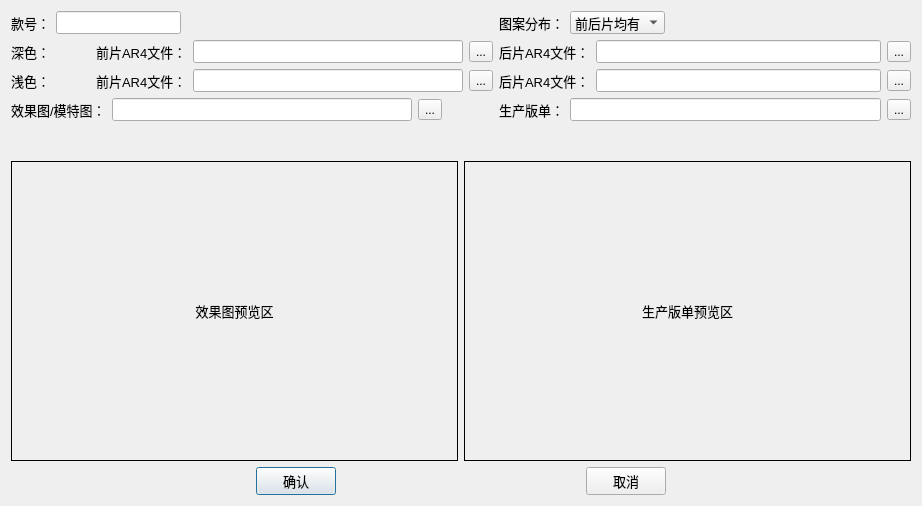
Qt form pages/dialog.ui (nizqleo/autoprint) before a commit.
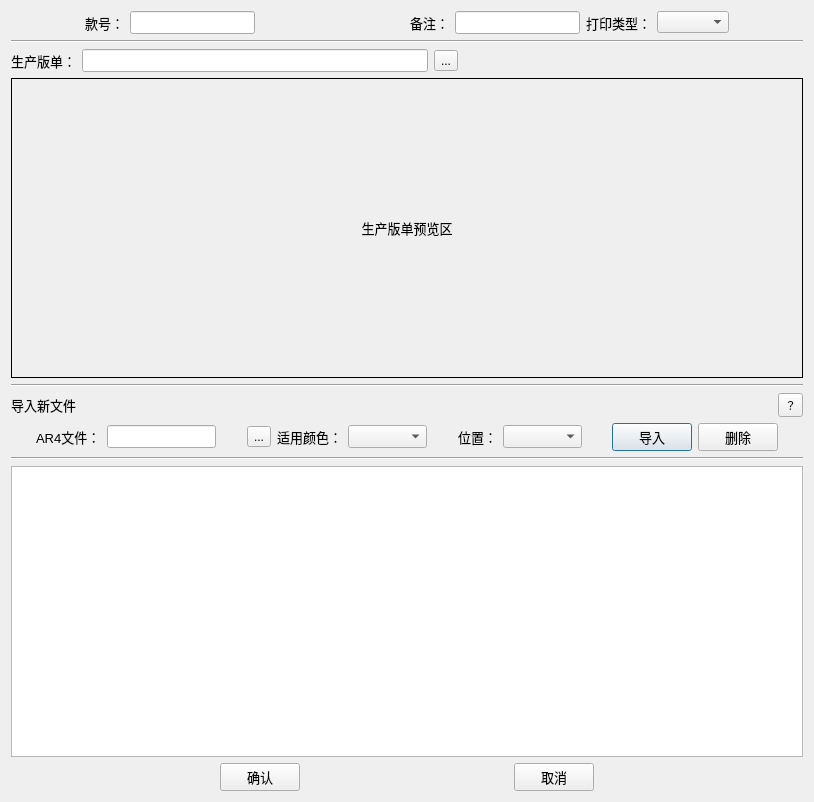
The same form after that commit.

Patch:
```diff
--- a/pages/dialog.ui
+++ b/pages/dialog.ui
@@ -6,8 +6,8 @@
    <rect>
     <x>0</x>
     <y>0</y>
-    <width>922</width>
-    <height>506</height>
+    <width>814</width>
+    <height>802</height>
    </rect>
   </property>
   <property name="windowTitle">
@@ -15,9 +15,22 @@
   </property>
   <layout class="QVBoxLayout" name="verticalLayout">
    <item>
-    <layout class="QFormLayout" name="formLayout">
-     <item row="1" column="0">
-      <layout class="QHBoxLayout" name="horizontalLayout_6">
+    <layout class="QVBoxLayout" name="verticalLayout_2">
+     <item>
+      <layout class="QHBoxLayout" name="horizontalLayout_13">
+       <item>
+        <spacer name="horizontalSpacer_10">
+         <property name="orientation">
+          <enum>Qt::Horizontal</enum>
+         </property>
+         <property name="sizeHint" stdset="0">
+          <size>
+           <width>40</width>
+           <height>20</height>
+          </size>
+         </property>
+        </spacer>
+       </item>
        <item>
         <widget class="QLabel" name="label">
          <property name="font">
@@ -41,104 +54,19 @@
        </item>
        <item>
         <widget class="QLabel" name="label_error">
-         <property name="palette">
-          <palette>
-           <active>
-            <colorrole role="Text">
-             <brush brushstyle="SolidPattern">
-              <color alpha="255">
-               <red>255</red>
-               <green>0</green>
-               <blue>0</blue>
-              </color>
-             </brush>
-            </colorrole>
-            <colorrole role="PlaceholderText">
-             <brush brushstyle="SolidPattern">
-              <color alpha="128">
-               <red>255</red>
-               <green>0</green>
-               <blue>0</blue>
-              </color>
-             </brush>
-            </colorrole>
-           </active>
-           <inactive>
-            <colorrole role="Text">
-             <brush brushstyle="SolidPattern">
-              <color alpha="255">
-               <red>255</red>
-               <green>0</green>
-               <blue>0</blue>
-              </color>
-             </brush>
-            </colorrole>
-            <colorrole role="PlaceholderText">
-             <brush brushstyle="SolidPattern">
-              <color alpha="128">
-               <red>255</red>
-               <green>0</green>
-               <blue>0</blue>
-              </color>
-             </brush>
-            </colorrole>
-           </inactive>
-           <disabled>
-            <colorrole role="Text">
-             <brush brushstyle="SolidPattern">
-              <color alpha="255">
-               <red>120</red>
-               <green>120</green>
-               <blue>120</blue>
-              </color>
-             </brush>
-            </colorrole>
-            <colorrole role="PlaceholderText">
-             <brush brushstyle="SolidPattern">
-              <color alpha="128">
-               <red>0</red>
-               <green>0</green>
-               <blue>0</blue>
-              </color>
-             </brush>
-            </colorrole>
-           </disabled>
-          </palette>
-         </property>
-         <property name="font">
-          <font>
-           <pointsize>10</pointsize>
-           <weight>50</weight>
-           <bold>false</bold>
-           <underline>false</underline>
-          </font>
-         </property>
-         <property name="frameShape">
-          <enum>QFrame::NoFrame</enum>
+         <property name="minimumSize">
+          <size>
+           <width>70</width>
+           <height>0</height>
+          </size>
          </property>
          <property name="text">
           <string/>
          </property>
         </widget>
        </item>
-      </layout>
-     </item>
-     <item row="2" column="0">
-      <layout class="QHBoxLayout" name="horizontalLayout_8">
        <item>
-        <widget class="QLabel" name="label_7">
-         <property name="font">
-          <font>
-           <pointsize>10</pointsize>
-          </font>
-         </property>
-         <property name="text">
-          <string>深色：</string>
-         </property>
-        </widget>
-       </item>
-       <item>
-        <spacer name="horizontalSpacer_2">
+        <spacer name="horizontalSpacer_6">
          <property name="orientation">
           <enum>Qt::Horizontal</enum>
          </property>
@@ -150,175 +78,6 @@
          </property>
         </spacer>
        </item>
-       <item>
-        <widget class="QLabel" name="label_8">
-         <property name="font">
-          <font>
-           <pointsize>10</pointsize>
-          </font>
-         </property>
-         <property name="text">
-          <string>前片AR4文件：</string>
-         </property>
-        </widget>
-       </item>
-       <item>
-        <widget class="QLineEdit" name="DF_lineEdit">
-         <property name="minimumSize">
-          <size>
-           <width>270</width>
-           <height>0</height>
-          </size>
-         </property>
-         <property name="font">
-          <font>
-           <pointsize>10</pointsize>
-          </font>
-         </property>
-        </widget>
-       </item>
-       <item>
-        <widget class="QToolButton" name="DFtool_button">
-         <property name="text">
-          <string>...</string>
-         </property>
-        </widget>
-       </item>
-      </layout>
-     </item>
-     <item row="2" column="1">
-      <layout class="QHBoxLayout" name="horizontalLayout_9">
-       <item>
-        <widget class="QLabel" name="label_9">
-         <property name="font">
-          <font>
-           <pointsize>10</pointsize>
-          </font>
-         </property>
-         <property name="text">
-          <string>后片AR4文件：</string>
-         </property>
-        </widget>
-       </item>
-       <item>
-        <widget class="QLineEdit" name="DB_lineEdit">
-         <property name="font">
-          <font>
-           <pointsize>10</pointsize>
-          </font>
-         </property>
-        </widget>
-       </item>
-       <item>
-        <widget class="QToolButton" name="DBtool_button">
-         <property name="text">
-          <string>...</string>
-         </property>
-        </widget>
-       </item>
-      </layout>
-     </item>
-     <item row="3" column="0">
-      <layout class="QHBoxLayout" name="horizontalLayout_7">
-       <item>
-        <widget class="QLabel" name="label_2">
-         <property name="font">
-          <font>
-           <pointsize>10</pointsize>
-          </font>
-         </property>
-         <property name="text">
-          <string>浅色：</string>
-         </property>
-        </widget>
-       </item>
-       <item>
-        <spacer name="horizontalSpacer">
-         <property name="orientation">
-          <enum>Qt::Horizontal</enum>
-         </property>
-         <property name="sizeHint" stdset="0">
-          <size>
-           <width>40</width>
-           <height>20</height>
-          </size>
-         </property>
-        </spacer>
-       </item>
-       <item>
-        <widget class="QLabel" name="label_6">
-         <property name="font">
-          <font>
-           <pointsize>10</pointsize>
-          </font>
-         </property>
-         <property name="text">
-          <string>前片AR4文件：</string>
-         </property>
-        </widget>
-       </item>
-       <item>
-        <widget class="QLineEdit" name="LF_lineEdit">
-         <property name="minimumSize">
-          <size>
-           <width>270</width>
-           <height>0</height>
-          </size>
-         </property>
-         <property name="font">
-          <font>
-           <pointsize>10</pointsize>
-          </font>
-         </property>
-        </widget>
-       </item>
-       <item>
-        <widget class="QToolButton" name="LFtool_button">
-         <property name="text">
-          <string>...</string>
-         </property>
-        </widget>
-       </item>
-      </layout>
-     </item>
-     <item row="3" column="1">
-      <layout class="QHBoxLayout" name="horizontalLayout">
-       <item>
-        <layout class="QHBoxLayout" name="horizontalLayout_2">
-         <item>
-          <widget class="QLabel" name="label_5">
-           <property name="font">
-            <font>
-             <pointsize>10</pointsize>
-            </font>
-           </property>
-           <property name="text">
-            <string>后片AR4文件：</string>
-           </property>
-          </widget>
-         </item>
-         <item>
-          <widget class="QLineEdit" name="LB_lineEdit">
-           <property name="font">
-            <font>
-             <pointsize>10</pointsize>
-            </font>
-           </property>
-          </widget>
-         </item>
-         <item>
-          <widget class="QToolButton" name="LBtool_button">
-           <property name="text">
-            <string>...</string>
-           </property>
-          </widget>
-         </item>
-        </layout>
-       </item>
-      </layout>
-     </item>
-     <item row="4" column="0">
-      <layout class="QHBoxLayout" name="horizontalLayout_4">
        <item>
         <widget class="QLabel" name="label_3">
          <property name="font">
@@ -327,36 +86,58 @@
           </font>
          </property>
          <property name="text">
-          <string>效果图/模特图：</string>
+          <string>备注：</string>
          </property>
         </widget>
        </item>
        <item>
-        <widget class="QLineEdit" name="Mimage_lineEdit">
-         <property name="minimumSize">
+        <widget class="QLineEdit" name="Note_lineEdit">
+         <property name="font">
+          <font>
+           <pointsize>10</pointsize>
+          </font>
+         </property>
+        </widget>
+       </item>
+       <item>
+        <widget class="QLabel" name="label_5">
+         <property name="font">
+          <font>
+           <pointsize>10</pointsize>
+          </font>
+         </property>
+         <property name="text">
+          <string>打印类型：</string>
+         </property>
+        </widget>
+       </item>
+       <item>
+        <widget class="QComboBox" name="type_comboBox"/>
+       </item>
+       <item>
+        <spacer name="horizontalSpacer_11">
+         <property name="orientation">
+          <enum>Qt::Horizontal</enum>
+         </property>
+         <property name="sizeHint" stdset="0">
           <size>
-           <width>300</width>
-           <height>0</height>
+           <width>40</width>
+           <height>20</height>
           </size>
          </property>
-         <property name="font">
-          <font>
-           <pointsize>10</pointsize>
-          </font>
-         </property>
-        </widget>
-       </item>
-       <item>
-        <widget class="QToolButton" name="Mimage_toolButton">
-         <property name="text">
-          <string>...</string>
-         </property>
-        </widget>
+        </spacer>
        </item>
       </layout>
      </item>
-     <item row="4" column="1">
-      <layout class="QHBoxLayout" name="horizontalLayout_5">
+     <item>
+      <widget class="Line" name="line_3">
+       <property name="orientation">
+        <enum>Qt::Horizontal</enum>
+       </property>
+      </widget>
+     </item>
+     <item>
+      <layout class="QHBoxLayout" name="horizontalLayout_2">
        <item>
         <widget class="QLabel" name="label_4">
          <property name="font">
@@ -371,6 +152,12 @@
        </item>
        <item>
         <widget class="QLineEdit" name="Pimage_lineEdit">
+         <property name="minimumSize">
+          <size>
+           <width>200</width>
+           <height>0</height>
+          </size>
+         </property>
          <property name="font">
           <font>
            <pointsize>10</pointsize>
@@ -385,92 +172,20 @@
          </property>
         </widget>
        </item>
-      </layout>
-     </item>
-     <item row="1" column="1">
-      <layout class="QHBoxLayout" name="horizontalLayout_10">
        <item>
-        <layout class="QHBoxLayout" name="horizontalLayout_11">
-         <item>
-          <widget class="QLabel" name="label_10">
-           <property name="font">
-            <font>
-             <pointsize>10</pointsize>
-            </font>
-           </property>
-           <property name="text">
-            <string>图案分布：</string>
-           </property>
-          </widget>
-         </item>
-         <item>
-          <widget class="QComboBox" name="comboBox">
-           <property name="font">
-            <font>
-             <pointsize>10</pointsize>
-            </font>
-           </property>
-           <item>
-            <property name="text">
-             <string>前后片均有</string>
-            </property>
-           </item>
-           <item>
-            <property name="text">
-             <string>只有前片</string>
-            </property>
-           </item>
-           <item>
-            <property name="text">
-             <string>只有后片</string>
-            </property>
-           </item>
-          </widget>
-         </item>
-         <item>
-          <spacer name="horizontalSpacer_6">
-           <property name="orientation">
-            <enum>Qt::Horizontal</enum>
-           </property>
-           <property name="sizeHint" stdset="0">
-            <size>
-             <width>40</width>
-             <height>20</height>
-            </size>
-           </property>
-          </spacer>
-         </item>
-        </layout>
+        <spacer name="horizontalSpacer_13">
+         <property name="orientation">
+          <enum>Qt::Horizontal</enum>
+         </property>
+         <property name="sizeHint" stdset="0">
+          <size>
+           <width>40</width>
+           <height>20</height>
+          </size>
+         </property>
+        </spacer>
        </item>
       </layout>
-     </item>
-    </layout>
-   </item>
-   <item>
-    <layout class="QHBoxLayout" name="horizontalLayout_12">
-     <item>
-      <widget class="QLabel" name="Mimage_label">
-       <property name="minimumSize">
-        <size>
-         <width>300</width>
-         <height>300</height>
-        </size>
-       </property>
-       <property name="font">
-        <font>
-         <pointsize>10</pointsize>
-        </font>
-       </property>
-       <property name="frameShape">
-        <enum>QFrame::Box</enum>
-       </property>
-       <property name="text">
-        <string>效果图预览区</string>
-       </property>
-       <property name="alignment">
-        <set>Qt::AlignCenter</set>
-       </property>
-      </widget>
      </item>
      <item>
       <widget class="QLabel" name="Pimage_label">
@@ -499,8 +214,229 @@
        </property>
       </widget>
      </item>
+     <item>
+      <widget class="Line" name="line">
+       <property name="orientation">
+        <enum>Qt::Horizontal</enum>
+       </property>
+      </widget>
+     </item>
+     <item>
+      <layout class="QHBoxLayout" name="horizontalLayout">
+       <item>
+        <widget class="QLabel" name="label_2">
+         <property name="font">
+          <font>
+           <pointsize>10</pointsize>
+          </font>
+         </property>
+         <property name="text">
+          <string>导入新文件</string>
+         </property>
+        </widget>
+       </item>
+       <item>
+        <widget class="QToolButton" name="toolButton">
+         <property name="font">
+          <font>
+           <pointsize>8</pointsize>
+          </font>
+         </property>
+         <property name="text">
+          <string>？</string>
+         </property>
+        </widget>
+       </item>
+      </layout>
+     </item>
+     <item>
+      <layout class="QHBoxLayout" name="horizontalLayout_14">
+       <item>
+        <spacer name="horizontalSpacer">
+         <property name="orientation">
+          <enum>Qt::Horizontal</enum>
+         </property>
+         <property name="sizeHint" stdset="0">
+          <size>
+           <width>40</width>
+           <height>20</height>
+          </size>
+         </property>
+        </spacer>
+       </item>
+       <item>
+        <widget class="QLabel" name="label_8">
+         <property name="font">
+          <font>
+           <pointsize>10</pointsize>
+          </font>
+         </property>
+         <property name="text">
+          <string>AR4文件：</string>
+         </property>
+        </widget>
+       </item>
+       <item>
+        <widget class="QLineEdit" name="AR4_lineEdit">
+         <property name="minimumSize">
+          <size>
+           <width>0</width>
+           <height>0</height>
+          </size>
+         </property>
+         <property name="font">
+          <font>
+           <pointsize>10</pointsize>
+          </font>
+         </property>
+        </widget>
+       </item>
+       <item>
+        <spacer name="horizontalSpacer_7">
+         <property name="orientation">
+          <enum>Qt::Horizontal</enum>
+         </property>
+         <property name="sizeHint" stdset="0">
+          <size>
+           <width>40</width>
+           <height>20</height>
+          </size>
+         </property>
+        </spacer>
+       </item>
+       <item>
+        <widget class="QToolButton" name="AR4_tool_button">
+         <property name="text">
+          <string>...</string>
+         </property>
+        </widget>
+       </item>
+       <item>
+        <widget class="QLabel" name="label_10">
+         <property name="font">
+          <font>
+           <pointsize>10</pointsize>
+          </font>
+         </property>
+         <property name="text">
+          <string>适用颜色：</string>
+         </property>
+        </widget>
+       </item>
+       <item>
+        <widget class="QComboBox" name="color_comboBox">
+         <property name="font">
+          <font>
+           <pointsize>10</pointsize>
+          </font>
+         </property>
+        </widget>
+       </item>
+       <item>
+        <spacer name="horizontalSpacer_8">
+         <property name="orientation">
+          <enum>Qt::Horizontal</enum>
+         </property>
+         <property name="sizeHint" stdset="0">
+          <size>
+           <width>40</width>
+           <height>20</height>
+          </size>
+         </property>
+        </spacer>
+       </item>
+       <item>
+        <widget class="QLabel" name="label_11">
+         <property name="font">
+          <font>
+           <pointsize>10</pointsize>
+          </font>
+         </property>
+         <property name="text">
+          <string>位置：</string>
+         </property>
+        </widget>
+       </item>
+       <item>
+        <widget class="QComboBox" name="position_comboBox">
+         <property name="font">
+          <font>
+           <pointsize>10</pointsize>
+          </font>
+         </property>
+        </widget>
+       </item>
+       <item>
+        <spacer name="horizontalSpacer_9">
+         <property name="orientation">
+          <enum>Qt::Horizontal</enum>
+         </property>
+         <property name="sizeHint" stdset="0">
+          <size>
+           <width>40</width>
+           <height>20</height>
+          </size>
+         </property>
+        </spacer>
+       </item>
+       <item>
+        <widget class="QPushButton" name="add_button">
+         <property name="font">
+          <font>
+           <pointsize>10</pointsize>
+          </font>
+         </property>
+         <property name="text">
+          <string>导入</string>
+         </property>
+        </widget>
+       </item>
+       <item>
+        <widget class="QPushButton" name="delete_button">
+         <property name="font">
+          <font>
+           <pointsize>10</pointsize>
+          </font>
+         </property>
+         <property name="text">
+          <string>删除</string>
+         </property>
+        </widget>
+       </item>
+       <item>
+        <spacer name="horizontalSpacer_2">
+         <property name="orientation">
+          <enum>Qt::Horizontal</enum>
+         </property>
+         <property name="sizeHint" stdset="0">
+          <size>
+           <width>40</width>
+           <height>20</height>
+          </size>
+         </property>
+        </spacer>
+       </item>
+      </layout>
+     </item>
     </layout>
    </item>
+   <item>
+    <widget class="Line" name="line_2">
+     <property name="orientation">
+      <enum>Qt::Horizontal</enum>
+     </property>
+    </widget>
+   </item>
+   <item>
+    <widget class="QTableView" name="tableView">
+     <property name="selectionBehavior">
+      <enum>QAbstractItemView::SelectRows</enum>
+     </property>
+    </widget>
+   </item>
+   <item>
+    <layout class="QHBoxLayout" name="horizontalLayout_12"/>
+   </item>
    <item>
     <layout class="QHBoxLayout" name="horizontalLayout_3">
      <item>
```
